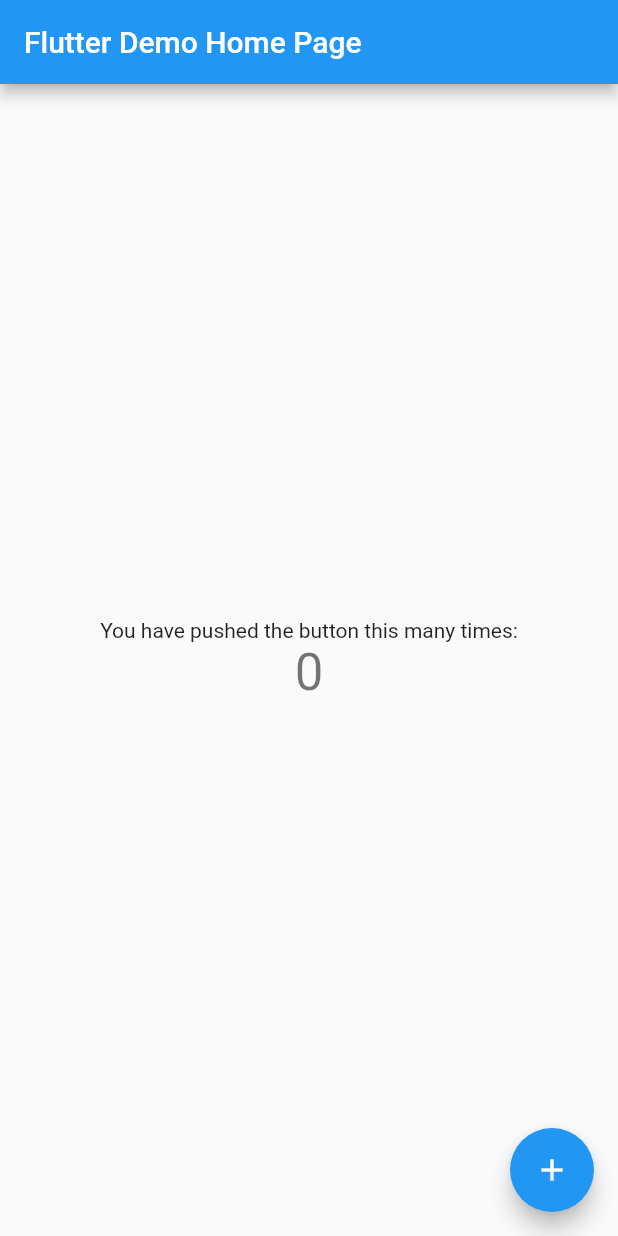
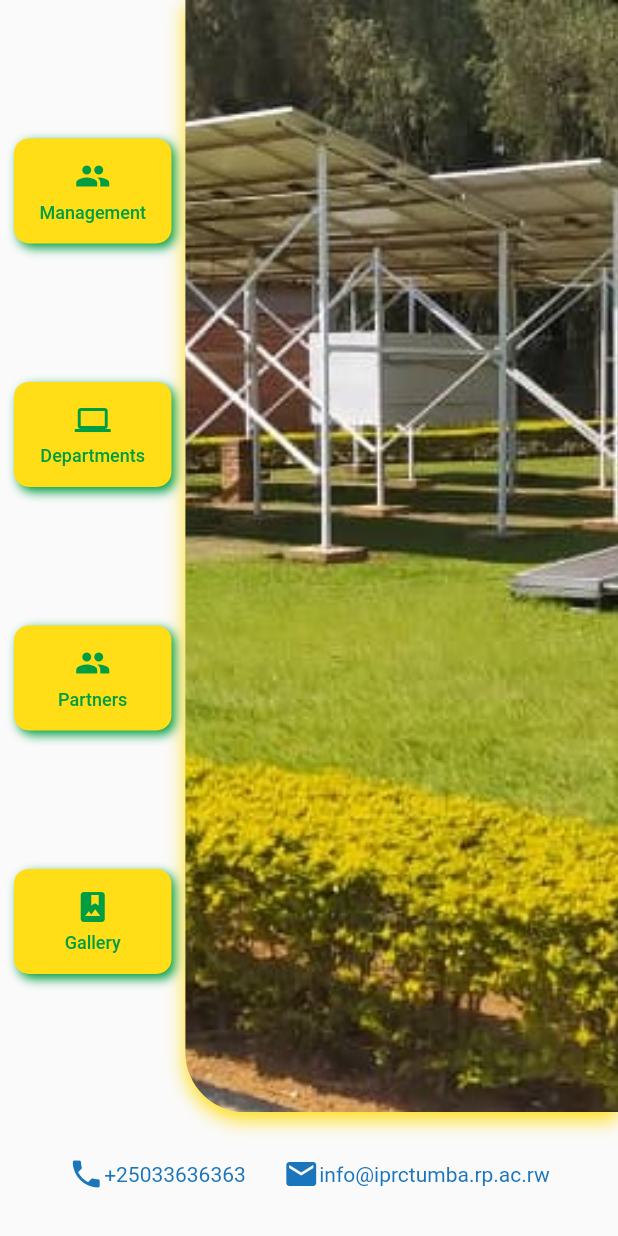
Before and after one commit to anastacurie/visit-tumba, a Flutter app: the screen it shows after launch, on a phone screen of 412 x 824 dp. Run offline on Flutter 3.47's test engine with Material 2 defaults, Android fonts, the phone set to English and light mode, and no system bars.

Commit message:
Commit After Designing HomeRoute Friday Dec 10,2021 7:43

```diff
--- /dev/null
+++ b/lib/constants.dart
@@ -0,0 +1,6 @@
+import 'package:flutter/widgets.dart';
+
+var tBlue = Color.fromRGBO(26, 117, 187, 1);
+var tBlueLight = Color.fromRGBO(137, 215, 227, 1);
+var tGreen = Color.fromRGBO(1, 157, 67, 1);
+var tYellow = Color.fromRGBO(255, 222, 23, 1);
--- /dev/null
+++ b/lib/home/home_bottom.dart
@@ -0,0 +1,49 @@
+import 'package:flutter/material.dart';
+import 'package:visit_tumba/constants.dart';
+
+class HomeBottom extends StatefulWidget {
+  const HomeBottom({Key? key}) : super(key: key);
+
+  @override
+  _HomeBottomState createState() => _HomeBottomState();
+}
+
+class _HomeBottomState extends State<HomeBottom> {
+  @override
+  Widget build(BuildContext context) {
+    Size size = MediaQuery.of(context).size;
+    return Container(
+      padding: EdgeInsets.symmetric(horizontal: size.width * 0.08),
+      height: size.height * 0.1,
+      child: Row(
+        mainAxisAlignment: MainAxisAlignment.spaceAround,
+        children: [
+          Row(
+            children: [
+              Icon(
+                Icons.phone,
+                color: tBlue,
+              ),
+              Text(
+                "+25033636363",
+                style: TextStyle(color: tBlue),
+              )
+            ],
+          ),
+          Row(
+            children: [
+              Icon(
+                Icons.email,
+                color: tBlue,
+              ),
+              Text(
+                "info@iprctumba.rp.ac.rw",
+                style: TextStyle(color: tBlue),
+              ),
+            ],
+          ),
+        ],
+      ),
+    );
+  }
+}
--- /dev/null
+++ b/lib/home_route.dart
@@ -0,0 +1,213 @@
+import 'package:flutter/material.dart';
+import 'package:visit_tumba/constants.dart';
+import 'package:visit_tumba/home/home_bottom.dart';
+import 'package:visit_tumba/manager_route.dart';
+
+class HomeRoute extends StatelessWidget {
+  HomeRoute({Key? key}) : super(key: key);
+  @override
+  Widget build(BuildContext context) {
+    Size size = MediaQuery.of(context).size;
+    return Scaffold(
+      body: Container(
+        padding: EdgeInsets.zero,
+        child: Column(
+          children: [
+            Container(
+              width: size.width,
+              child: Row(
+                children: [
+                  Expanded(
+                    child: Container(
+                      height: size.height * 0.9,
+                      child: Column(
+                        mainAxisAlignment: MainAxisAlignment.spaceEvenly,
+                        children: [
+                          Container(
+                            padding: const EdgeInsets.symmetric(vertical: 8),
+                            width: 105,
+                            height: 70,
+                            decoration: BoxDecoration(
+                                color: tYellow,
+                                borderRadius: const BorderRadius.horizontal(
+                                  left: Radius.circular(10),
+                                  right: Radius.circular(10),
+                                ),
+                                boxShadow: [
+                                  BoxShadow(
+                                      color: tGreen,
+                                      offset: const Offset(3, 3),
+                                      blurRadius: 5)
+                                ]),
+                            child: FlatButton(
+                              onPressed: () {
+                                Navigator.push(
+                                  context,
+                                  MaterialPageRoute(
+                                    builder: (context) => ManagerRoute(),
+                                  ),
+                                );
+                                //Open Manager Route
+                              },
+                              child: Column(
+                                mainAxisAlignment:
+                                    MainAxisAlignment.spaceEvenly,
+                                children: [
+                                  Icon(
+                                    Icons.people,
+                                    color: tGreen,
+                                  ),
+                                  Text(
+                                    "Management",
+                                    style:
+                                        TextStyle(color: tGreen, fontSize: 12),
+                                  ),
+                                ],
+                              ),
+                            ),
+                          ),
+                          Container(
+                            padding: const EdgeInsets.symmetric(vertical: 8),
+                            width: 105,
+                            height: 70,
+                            decoration: BoxDecoration(
+                                color: tYellow,
+                                borderRadius: const BorderRadius.horizontal(
+                                  left: Radius.circular(10),
+                                  right: Radius.circular(10),
+                                ),
+                                boxShadow: [
+                                  BoxShadow(
+                                      color: tGreen,
+                                      offset: const Offset(3, 3),
+                                      blurRadius: 5)
+                                ]),
+                            child: FlatButton(
+                              onPressed: () {
+                                //Open Department Route
+                              },
+                              child: Column(
+                                mainAxisAlignment:
+                                    MainAxisAlignment.spaceEvenly,
+                                children: [
+                                  Icon(
+                                    Icons.computer,
+                                    color: tGreen,
+                                  ),
+                                  Text(
+                                    "Departments",
+                                    style:
+                                        TextStyle(color: tGreen, fontSize: 12),
+                                  ),
+                                ],
+                              ),
+                            ),
+                          ),
+                          Container(
+                            padding: const EdgeInsets.symmetric(vertical: 8),
+                            width: 105,
+                            height: 70,
+                            decoration: BoxDecoration(
+                                color: tYellow,
+                                borderRadius: const BorderRadius.horizontal(
+                                  left: Radius.circular(10),
+                                  right: Radius.circular(10),
+                                ),
+                                boxShadow: [
+                                  BoxShadow(
+                                      color: tGreen,
+                                      offset: const Offset(3, 3),
+                                      blurRadius: 5)
+                                ]),
+                            child: FlatButton(
+                              onPressed: () {
+                                //Open Partner Route
+                              },
+                              child: Column(
+                                mainAxisAlignment:
+                                    MainAxisAlignment.spaceEvenly,
+                                children: [
+                                  Icon(
+                                    Icons.people,
+                                    color: tGreen,
+                                  ),
+                                  Text(
+                                    "Partners",
+                                    style:
+                                        TextStyle(color: tGreen, fontSize: 12),
+                                  ),
+                                ],
+                              ),
+                            ),
+                          ),
+                          Container(
+                            padding: const EdgeInsets.symmetric(vertical: 8),
+                            width: 105,
+                            height: 70,
+                            decoration: BoxDecoration(
+                                color: tYellow,
+                                borderRadius: const BorderRadius.horizontal(
+                                  left: Radius.circular(10),
+                                  right: Radius.circular(10),
+                                ),
+                                boxShadow: [
+                                  BoxShadow(
+                                      color: tGreen,
+                                      offset: const Offset(3, 3),
+                                      blurRadius: 5)
+                                ]),
+                            child: FlatButton(
+                              onPressed: () {
+                                //Open Galley Route
+                              },
+                              child: Column(
+                                mainAxisAlignment:
+                                    MainAxisAlignment.spaceEvenly,
+                                children: [
+                                  Icon(
+                                    Icons.photo_album,
+                                    color: tGreen,
+                                  ),
+                                  Text(
+                                    "Gallery",
+                                    style:
+                                        TextStyle(color: tGreen, fontSize: 12),
+                                  ),
+                                ],
+                              ),
+                            ),
+                          ),
+                        ],
+                      ),
+                    ),
+                  ),
+                  Container(
+                    padding: EdgeInsets.zero,
+                    width: size.width * 0.7,
+                    height: size.height * 0.90,
+                    decoration: BoxDecoration(
+                      boxShadow: [
+                        BoxShadow(
+                            color: tYellow,
+                            offset: Offset(0, 5),
+                            blurRadius: 10),
+                      ],
+                      image: const DecorationImage(
+                        image: AssetImage("images/visit_tumba_home.png"),
+                        fit: BoxFit.cover,
+                      ),
+                      borderRadius: const BorderRadius.only(
+                        bottomLeft: Radius.circular(40),
+                      ),
+                    ),
+                  ),
+                ],
+              ),
+            ),
+            const HomeBottom(),
+          ],
+        ),
+      ),
+    );
+  }
+}
--- a/lib/main.dart
+++ b/lib/main.dart
@@ -1,115 +1,18 @@
 import 'package:flutter/material.dart';
+import 'package:visit_tumba/splash_route.dart';
 
 void main() {
-  runApp(const MyApp());
+  {
+    runApp(MaterialApp(
+      debugShowCheckedModeBanner: false,
+      home: MyApp(),
+    ));
+  }
 }
 
 class MyApp extends StatelessWidget {
-  const MyApp({Key? key}) : super(key: key);
-
-  // This widget is the root of your application.
   @override
   Widget build(BuildContext context) {
-    return MaterialApp(
-      title: 'Flutter Demo',
-      theme: ThemeData(
-        // This is the theme of your application.
-        //
-        // Try running your application with "flutter run". You'll see the
-        // application has a blue toolbar. Then, without quitting the app, try
-        // changing the primarySwatch below to Colors.green and then invoke
-        // "hot reload" (press "r" in the console where you ran "flutter run",
-        // or simply save your changes to "hot reload" in a Flutter IDE).
-        // Notice that the counter didn't reset back to zero; the application
-        // is not restarted.
-        primarySwatch: Colors.blue,
-      ),
-      home: const MyHomePage(title: 'Flutter Demo Home Page'),
-    );
+    return SplashRoute();
   }
 }
-
-class MyHomePage extends StatefulWidget {
-  const MyHomePage({Key? key, required this.title}) : super(key: key);
-
-  // This widget is the home page of your application. It is stateful, meaning
-  // that it has a State object (defined below) that contains fields that affect
-  // how it looks.
-
-  // This class is the configuration for the state. It holds the values (in this
-  // case the title) provided by the parent (in this case the App widget) and
-  // used by the build method of the State. Fields in a Widget subclass are
-  // always marked "final".
-
-  final String title;
-
-  @override
-  State<MyHomePage> createState() => _MyHomePageState();
-}
-
-class _MyHomePageState extends State<MyHomePage> {
-  int _counter = 0;
-
-  void _incrementCounter() {
-    setState(() {
-      // This call to setState tells the Flutter framework that something has
-      // changed in this State, which causes it to rerun the build method below
-      // so that the display can reflect the updated values. If we changed
-      // _counter without calling setState(), then the build method would not be
-      // called again, and so nothing would appear to happen.
-      _counter++;
-    });
-  }
-
-  @override
-  Widget build(BuildContext context) {
-    // This method is rerun every time setState is called, for instance as done
-    // by the _incrementCounter method above.
-    //
-    // The Flutter framework has been optimized to make rerunning build methods
-    // fast, so that you can just rebuild anything that needs updating rather
-    // than having to individually change instances of widgets.
-    return Scaffold(
-      appBar: AppBar(
-        // Here we take the value from the MyHomePage object that was created by
-        // the App.build method, and use it to set our appbar title.
-        title: Text(widget.title),
-      ),
-      body: Center(
-        // Center is a layout widget. It takes a single child and positions it
-        // in the middle of the parent.
-        child: Column(
-          // Column is also a layout widget. It takes a list of children and
-          // arranges them vertically. By default, it sizes itself to fit its
-          // children horizontally, and tries to be as tall as its parent.
-          //
-          // Invoke "debug painting" (press "p" in the console, choose the
-          // "Toggle Debug Paint" action from the Flutter Inspector in Android
-          // Studio, or the "Toggle Debug Paint" command in Visual Studio Code)
-          // to see the wireframe for each widget.
-          //
-          // Column has various properties to control how it sizes itself and
-          // how it positions its children. Here we use mainAxisAlignment to
-          // center the children vertically; the main axis here is the vertical
-          // axis because Columns are vertical (the cross axis would be
-          // horizontal).
-          mainAxisAlignment: MainAxisAlignment.center,
-          children: <Widget>[
-            const Text(
-              'You have pushed the button this many times:',
-            ),
-            Text(
-              '$_counter',
-              style: Theme.of(context).textTheme.headline4,
-            ),
-          ],
-        ),
-      ),
-      floatingActionButton: FloatingActionButton(
-        onPressed: _incrementCounter,
-        tooltip: 'Increment',
-        child: const Icon(Icons.add),
-      ), // This trailing comma makes auto-formatting nicer for build methods.
-    );
-  }
-}
--- a/pubspec.yaml
+++ b/pubspec.yaml
@@ -58,8 +58,8 @@
   uses-material-design: true
 
   # To add assets to your application, add an assets section, like this:
-  # assets:
-  #   - images/a_dot_burr.jpeg
+  assets:
+    - images/
   #   - images/a_dot_ham.jpeg
 
   # An image asset can refer to one or more resolution-specific "variants", see
```
Also changed, not shown: lib/manager_route.dart (added, +119 -0 lines), lib/splash/splash_bottom.dart (added, +37 -0 lines), lib/splash/splash_center.dart (added, +43 -0 lines), lib/splash_route.dart (added, +49 -0 lines), images/tumba_logo.png (added), images/visit_tumba_home.png (added), 2 other files.
